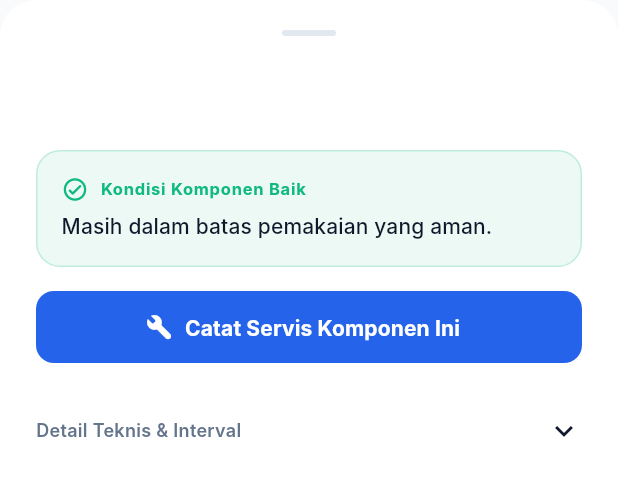
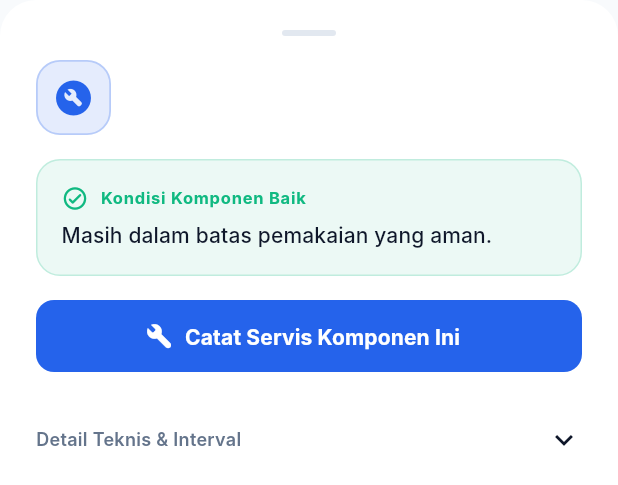
Before and after one commit to laomanda/deteksi-kendaraan, a Flutter app: the MaintenanceDetailBottomSheet widget shown alone on an empty page, opened directly with empty values, on a phone screen of 412 x 824 dp. Shown: the top 485 px of the screen. Run offline on Flutter 3.47's test engine with Material 3 defaults, Android fonts, the phone set to English and light mode, and no system bars; our stand-ins replace flutter_dotenv, flutter_local_notifications, flutter_map, flutter_riverpod, flutter_svg, geolocator and 8 more; accounts and stored records are empty; network calls fail; Roboto replaces fonts that are missing (Inter).

Commit message:
feat(ui): add interactive vehicle spare part icons and revamp maintenance cards layout

```diff
--- a/lib/features/maintenance/presentation/widgets/maintenance_detail_bottom_sheet.dart
+++ b/lib/features/maintenance/presentation/widgets/maintenance_detail_bottom_sheet.dart
@@ -7,6 +7,7 @@ import '../../../../core/utils/date_formatter.dart';
 import '../../../vehicle/providers/vehicle_provider.dart';
 import '../../domain/maintenance_prediction_service.dart';
 import '../pages/add_service_page.dart';
+import 'vehicle_part_icon_badge.dart';
 
 /// Simplified Human-First Maintenance Detail Bottom Sheet
 class MaintenanceDetailBottomSheet extends ConsumerWidget {
@@ -87,18 +88,38 @@ class MaintenanceDetailBottomSheet extends ConsumerWidget {
               ),
               const SizedBox(height: 16),
 
-              // Title & Category
+              // Title & Category with Spare Part Icon
+              Row(
+                crossAxisAlignment: CrossAxisAlignment.center,
+                children: [
+                  VehiclePartIconBadge(
+                    componentName: prediction.componentName,
+                    category: prediction.category,
+                    status: prediction.status,
+                    size: 50,
+                    iconSize: 28,
+                  ),
+                  const SizedBox(width: 14),
+                  Expanded(
+                    child: Column(
+                      crossAxisAlignment: CrossAxisAlignment.start,
+                      children: [
                         Text(
                           prediction.componentName,
                           style: AppTypography.heading1.copyWith(fontSize: 20),
                         ),
-              const SizedBox(height: 4),
+                        const SizedBox(height: 2),
                         Text(
                           (prediction.item.itemCategory ?? prediction.category).toUpperCase(),
                           style: AppTypography.captionBadge.copyWith(
                             color: AppColors.textSecondary,
                             letterSpacing: 1.0,
                           ),
+                        ),
+                      ],
+                    ),
+                  ),
+                ],
               ),
               const SizedBox(height: AppSpacing.space16),
 
--- /dev/null
+++ b/lib/features/maintenance/presentation/widgets/vehicle_part_icon_badge.dart
@@ -0,0 +1,349 @@
+import 'package:flutter/material.dart';
+
+/// Metadata helper that resolves specific spare part icons and thematic colors
+class VehiclePartVisualInfo {
+  final IconData icon;
+  final Color accentColor;
+  final String label;
+
+  const VehiclePartVisualInfo({
+    required this.icon,
+    required this.accentColor,
+    required this.label,
+  });
+
+  /// Resolves the specific visual identity for a given component name or ID
+  static VehiclePartVisualInfo resolve(String rawName, {String? category}) {
+    final name = rawName.toLowerCase();
+    final cat = (category ?? '').toLowerCase();
+
+    // 1. Engine Oil (Oli Mesin)
+    if (name.contains('oli mesin') ||
+        name.contains('engine oil') ||
+        name.contains('pelumas mesin')) {
+      return const VehiclePartVisualInfo(
+        icon: Icons.water_drop_rounded,
+        accentColor: Color(0xFFF59E0B), // Warm Amber
+        label: 'Oli Mesin',
+      );
+    }
+
+    // 2. Transmission / Gear Oil (Oli Gardan / CVTF / ATF)
+    if (name.contains('gardan') ||
+        name.contains('gear oil') ||
+        name.contains('transmisi') ||
+        name.contains('atf') ||
+        name.contains('cvtf')) {
+      return const VehiclePartVisualInfo(
+        icon: Icons.settings_suggest_rounded,
+        accentColor: Color(0xFF6366F1), // Modern Indigo
+        label: 'Gardan / Transmisi',
+      );
+    }
+
+    // 3. Spark Plug (Busi)
+    if (name.contains('busi') || name.contains('spark plug')) {
+      return const VehiclePartVisualInfo(
+        icon: Icons.electric_bolt_rounded,
+        accentColor: Color(0xFFEAB308), // Electric Gold
+        label: 'Busi',
+      );
+    }
+
+    // 4. Roller & Slider CVT
+    if (name.contains('roller') || name.contains('slider')) {
+      return const VehiclePartVisualInfo(
+        icon: Icons.motion_photos_on_rounded,
+        accentColor: Color(0xFFA855F7), // Vibrant Purple
+        label: 'Roller CVT',
+      );
+    }
+
+    // 5. CVT Belt / V-Belt
+    if (name.contains('belt') || name.contains('cvt') || name.contains('v-belt')) {
+      return const VehiclePartVisualInfo(
+        icon: Icons.all_inclusive_rounded,
+        accentColor: Color(0xFF8B5CF6), // Deep Violet
+        label: 'Drive Belt',
+      );
+    }
+
+    // 6. Brake Pads & Fluids (Rem & Kampas)
+    if (name.contains('rem') || name.contains('brake')) {
+      if (name.contains('minyak')) {
+        return const VehiclePartVisualInfo(
+          icon: Icons.opacity_rounded,
+          accentColor: Color(0xFFE11D48), // Rose Red
+          label: 'Minyak Rem',
+        );
+      }
+      return const VehiclePartVisualInfo(
+        icon: Icons.disc_full_rounded,
+        accentColor: Color(0xFFEF4444), // Crimson Red
+        label: 'Kampas Rem',
+      );
+    }
+
+    // 7. Air Filter (Filter Udara)
+    if (name.contains('filter udara') || name.contains('air filter')) {
+      return const VehiclePartVisualInfo(
+        icon: Icons.air_rounded,
+        accentColor: Color(0xFF10B981), // Fresh Emerald
+        label: 'Filter Udara',
+      );
+    }
+
+    // 8. Cabin Filter (Filter AC / Kabin)
+    if (name.contains('kabin') || name.contains('cabin') || name.contains('ac')) {
+      return const VehiclePartVisualInfo(
+        icon: Icons.ac_unit_rounded,
+        accentColor: Color(0xFF0284C7), // Sky Blue
+        label: 'Filter AC',
+      );
+    }
+
+    // 9. Fuel Filter (Filter Bensin / Solar)
+    if (name.contains('bensin') || name.contains('fuel') || name.contains('solar')) {
+      return const VehiclePartVisualInfo(
+        icon: Icons.local_gas_station_rounded,
+        accentColor: Color(0xFFE11D48), // Ruby
+        label: 'Filter Bahan Bakar',
+      );
+    }
+
+    // 10. Oil Filter (Filter Oli)
+    if (name.contains('filter oli') || name.contains('oil filter')) {
+      return const VehiclePartVisualInfo(
+        icon: Icons.filter_alt_rounded,
+        accentColor: Color(0xFFD97706), // Amber Bronze
+        label: 'Filter Oli',
+      );
+    }
+
+    // 11. Coolant / Radiator
+    if (name.contains('coolant') ||
+        name.contains('radiator') ||
+        name.contains('air radiator')) {
+      return const VehiclePartVisualInfo(
+        icon: Icons.thermostat_rounded,
+        accentColor: Color(0xFF06B6D4), // Cyan
+        label: 'Coolant',
+      );
+    }
+
+    // 12. Battery / Aki
+    if (name.contains('aki') ||
+        name.contains('battery') ||
+        name.contains('baterai') ||
+        name.contains('accu')) {
+      return const VehiclePartVisualInfo(
+        icon: Icons.battery_charging_full_rounded,
+        accentColor: Color(0xFFF97316), // Dynamic Orange
+        label: 'Aki',
+      );
+    }
+
+    // 13. Drive Chain & Sprocket (Rantai & Gir)
+    if (name.contains('rantai') ||
+        name.contains('chain') ||
+        name.contains('gir') ||
+        name.contains('sprocket')) {
+      return const VehiclePartVisualInfo(
+        icon: Icons.link_rounded,
+        accentColor: Color(0xFF14B8A6), // Teal
+        label: 'Rantai & Gir',
+      );
+    }
+
+    // 14. Clutch (Kopling)
+    if (name.contains('kopling') || name.contains('clutch')) {
+      return const VehiclePartVisualInfo(
+        icon: Icons.donut_large_rounded,
+        accentColor: Color(0xFFB45309), // Earth Amber
+        label: 'Kopling',
+      );
+    }
+
+    // 15. Tires (Ban)
+    if (name.contains('ban') || name.contains('tire')) {
+      return const VehiclePartVisualInfo(
+        icon: Icons.album_rounded,
+        accentColor: Color(0xFF475569), // Slate
+        label: 'Ban',
+      );
+    }
+
+    // 16. Suspension / Shockbreaker
+    if (name.contains('shock') || name.contains('suspensi') || name.contains('fork')) {
+      return const VehiclePartVisualInfo(
+        icon: Icons.swap_vert_rounded,
+        accentColor: Color(0xFF64748B), // Steel Grey
+        label: 'Suspensi',
+      );
+    }
+
+    // Fallback by category
+    if (cat.contains('mesin')) {
+      return const VehiclePartVisualInfo(
+        icon: Icons.engineering_rounded,
+        accentColor: Color(0xFFF59E0B),
+        label: 'Mesin',
+      );
+    } else if (cat.contains('kelistrikan')) {
+      return const VehiclePartVisualInfo(
+        icon: Icons.bolt_rounded,
+        accentColor: Color(0xFFEAB308),
+        label: 'Kelistrikan',
+      );
+    }
+
+    // Default universal spare part icon
+    return const VehiclePartVisualInfo(
+      icon: Icons.build_circle_rounded,
+      accentColor: Color(0xFF2563EB), // Primary Blue
+      label: 'Komponen',
+    );
+  }
+}
+
+/// Interactive Vehicle Part Icon Badge with thematic pastel background,
+/// micro-animation feedback on press, and optional status indicator dot.
+class VehiclePartIconBadge extends StatefulWidget {
+  final String componentName;
+  final String? category;
+  final String? status; // 'OVERDUE' | 'DUE SOON' | 'GOOD'
+  final double size;
+  final double iconSize;
+  final VoidCallback? onTap;
+  final bool showStatusDot;
+
+  const VehiclePartIconBadge({
+    super.key,
+    required this.componentName,
+    this.category,
+    this.status,
+    this.size = 46,
+    this.iconSize = 24,
+    this.onTap,
+    this.showStatusDot = true,
+  });
+
+  @override
+  State<VehiclePartIconBadge> createState() => _VehiclePartIconBadgeState();
+}
+
+class _VehiclePartIconBadgeState extends State<VehiclePartIconBadge>
+    with SingleTickerProviderStateMixin {
+  late AnimationController _controller;
+  late Animation<double> _scaleAnim;
+
+  @override
+  void initState() {
+    super.initState();
+    _controller = AnimationController(
+      vsync: this,
+      duration: const Duration(milliseconds: 100),
+      lowerBound: 0.0,
+      upperBound: 1.0,
+    );
+    _scaleAnim = Tween<double>(begin: 1.0, end: 0.92).animate(
+      CurvedAnimation(parent: _controller, curve: Curves.easeOutCubic),
+    );
+  }
+
+  @override
+  void dispose() {
+    _controller.dispose();
+    super.dispose();
+  }
+
+  Color? _getStatusDotColor() {
+    if (widget.status == null) return null;
+    final s = widget.status!.toUpperCase();
+    if (s.contains('OVERDUE')) return const Color(0xFFEF4444);
+    if (s.contains('DUE')) return const Color(0xFFF59E0B);
+    if (s.contains('GOOD')) return const Color(0xFF10B981);
+    return null;
+  }
+
+  @override
+  Widget build(BuildContext context) {
+    final visual = VehiclePartVisualInfo.resolve(
+      widget.componentName,
+      category: widget.category,
+    );
+    final dotColor = _getStatusDotColor();
+
+    return AnimatedBuilder(
+      animation: _scaleAnim,
+      builder: (context, child) => Transform.scale(
+        scale: _scaleAnim.value,
+        child: child,
+      ),
+      child: Stack(
+        clipBehavior: Clip.none,
+        children: [
+          Material(
+            color: Colors.transparent,
+            borderRadius: BorderRadius.circular(widget.size * 0.32),
+            child: InkWell(
+              onTap: widget.onTap,
+              onTapDown: (_) {
+                if (widget.onTap != null) _controller.forward();
+              },
+              onTapUp: (_) {
+                if (widget.onTap != null) _controller.reverse();
+              },
+              onTapCancel: () {
+                if (widget.onTap != null) _controller.reverse();
+              },
+              borderRadius: BorderRadius.circular(widget.size * 0.32),
+              splashColor: visual.accentColor.withValues(alpha: 0.25),
+              highlightColor: visual.accentColor.withValues(alpha: 0.12),
+              child: Ink(
+                width: widget.size,
+                height: widget.size,
+                decoration: BoxDecoration(
+                  color: visual.accentColor.withValues(alpha: 0.12),
+                  borderRadius: BorderRadius.circular(widget.size * 0.32),
+                  border: Border.all(
+                    color: visual.accentColor.withValues(alpha: 0.24),
+                    width: 1.2,
+                  ),
+                ),
+                child: Center(
+                  child: Icon(
+                    visual.icon,
+                    size: widget.iconSize,
+                    color: visual.accentColor,
+                  ),
+                ),
+              ),
+            ),
+          ),
+          if (widget.showStatusDot && dotColor != null)
+            Positioned(
+              top: -1,
+              right: -1,
+              child: Container(
+                width: 10,
+                height: 10,
+                decoration: BoxDecoration(
+                  color: dotColor,
+                  shape: BoxShape.circle,
+                  border: Border.all(color: Colors.white, width: 2),
+                  boxShadow: [
+                    BoxShadow(
+                      color: dotColor.withValues(alpha: 0.4),
+                      blurRadius: 4,
+                      offset: const Offset(0, 1),
+                    ),
+                  ],
+                ),
+              ),
+            ),
+        ],
+      ),
+    );
+  }
+}
```
Also changed, not shown: lib/features/dashboard/presentation/widgets/dashboard_next_maintenance_card.dart (+7 -12 lines), lib/features/maintenance/presentation/pages/maintenance_page.dart (+101 -48 lines), lib/features/maintenance/presentation/widgets/upcoming_maintenance_card.dart (+7 -12 lines), lib/features/vehicle/presentation/pages/vehicle_detail_page.dart (+9 -0 lines). Lines whose indentation alone changed are shown as unchanged.
